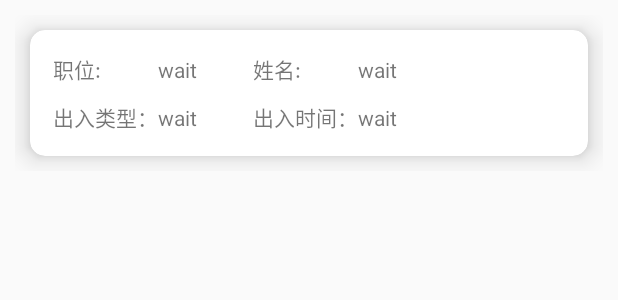
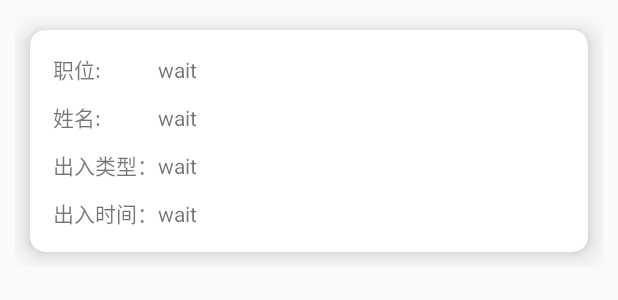
Before and after one commit to Deyra1/collegeentranceguardclocke, an Android app: the layout history_list_item.xml on its own in the app's theme, with its tools: preview values and no code run, on a phone screen of 412 x 824 dp. Shown: the top 300 px of the screen. Run offline under Robolectric (Android 15) with nearby library versions, the phone set to English and light mode, and no system bars.

```diff
--- a/app/src/main/java/com/example/collegeentranceguardclocke/MainActivity.kt
+++ b/app/src/main/java/com/example/collegeentranceguardclocke/MainActivity.kt
@@ -419,7 +419,7 @@ class MainActivity : AppCompatActivity() {
                 view.inputNameEdit.setText(Common.user?.name)
                 view.inputPasswordEdit.setText(Common.user?.password)
                 view.sexSpinner.setSelection(if (Common.user?.sex == "男") 0 else 1)
-                view.roleSpinner.visibility = View.GONE
+                view.roleLayout.visibility = View.GONE
                 view.confirmButton.setOnClickListener {
                     if (verifyData(view)) {
                         val name = view.inputNameEdit.text.toString()
--- a/app/src/main/java/com/example/collegeentranceguardclocke/UserDetailActivity.kt
+++ b/app/src/main/java/com/example/collegeentranceguardclocke/UserDetailActivity.kt
@@ -5,6 +5,7 @@ import androidx.appcompat.app.AppCompatActivity
 import android.os.Bundle
 import android.util.Log
 import android.view.LayoutInflater
+import android.view.MenuItem
 import android.view.View
 import androidx.appcompat.app.AlertDialog
 import com.example.collegeentranceguardclocke.adapter.UserListViewAdapter
@@ -230,6 +231,11 @@ class UserDetailActivity : AppCompatActivity() {
         }
     }
 
+    override fun onOptionsItemSelected(item: MenuItem): Boolean {
+        finish()
+        return super.onOptionsItemSelected(item)
+    }
+
     override fun onDestroy() {
         super.onDestroy()
         EventBus.getDefault().unregister(this)
--- a/app/src/main/res/layout/history_list_item.xml
+++ b/app/src/main/res/layout/history_list_item.xml
@@ -26,6 +26,10 @@
                     android:id="@+id/roleText"
                     android:layout_weight="1"
                     android:text="wait" />
+            </TableRow>
+
+            <TableRow android:layout_margin="5dp">
+
 
                 <TextView android:text="姓名:" />
 
@@ -35,7 +39,6 @@
                     android:text="wait" />
             </TableRow>
 
-
             <TableRow android:layout_margin="5dp">
 
                 <TextView android:text="出入类型：" />
@@ -44,6 +47,11 @@
                     android:id="@+id/stateText"
                     android:layout_weight="1"
                     android:text="wait" />
+
+            </TableRow>
+
+            <TableRow android:layout_margin="5dp">
+
 
                 <TextView android:text="出入时间：" />
 
--- a/app/src/main/res/layout/update_user_detail.xml
+++ b/app/src/main/res/layout/update_user_detail.xml
@@ -58,7 +58,8 @@
 
             <TableRow
                 android:layout_margin="5dp"
-                android:gravity="center">
+                android:gravity="center"
+                android:id="@+id/roleLayout">
 
                 <TextView android:text="职位:" />
 
```
Also changed, not shown: app/src/main/java/com/example/collegeentranceguardclocke/utils/CustomBottomSheetDialogFragment.kt (+17 -11 lines).
